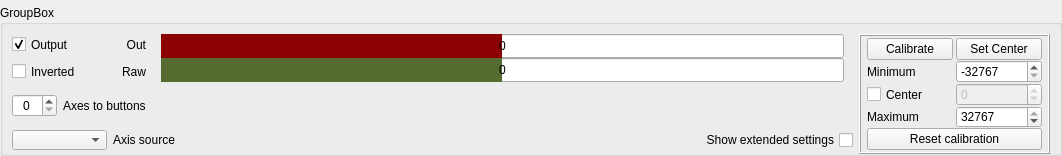
This is widgets/axes.ui in FreeJoy-Team/FreeJoyConfiguratorQt as Qt 5 draws it before an edit. The edited form follows.
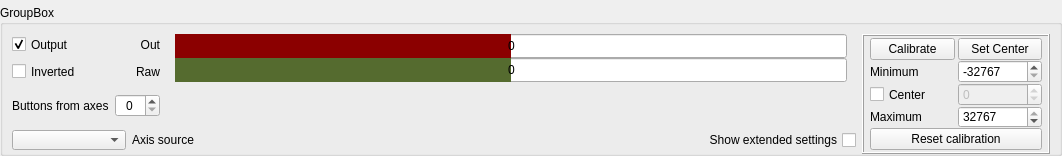
This is the edited form. Custom widgets are drawn as their Qt base class.

Diff of the .ui file:
```diff
--- a/widgets/axes.ui
+++ b/widgets/axes.ui
@@ -520,6 +520,13 @@
        </widget>
       </item>
       <item row="2" column="0">
+       <widget class="QLabel" name="label_3">
+        <property name="text">
+         <string>Buttons from axes</string>
+        </property>
+       </widget>
+      </item>
+      <item row="2" column="1" colspan="2">
        <widget class="QSpinBox" name="spinBox_A2bCount">
         <property name="sizePolicy">
          <sizepolicy hsizetype="Minimum" vsizetype="Fixed">
@@ -541,13 +548,6 @@
         </property>
        </widget>
       </item>
-      <item row="2" column="1" colspan="2">
-       <widget class="QLabel" name="label_3">
-        <property name="text">
-         <string>Axes to buttons</string>
-        </property>
-       </widget>
-      </item>
      </layout>
     </widget>
    </item>
```
